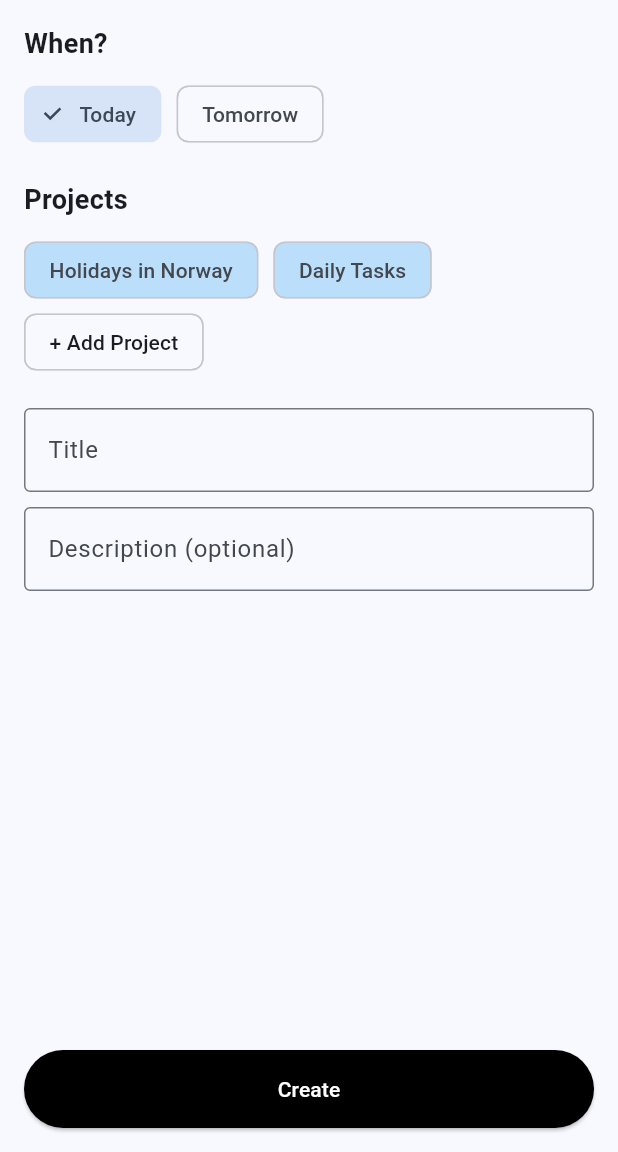
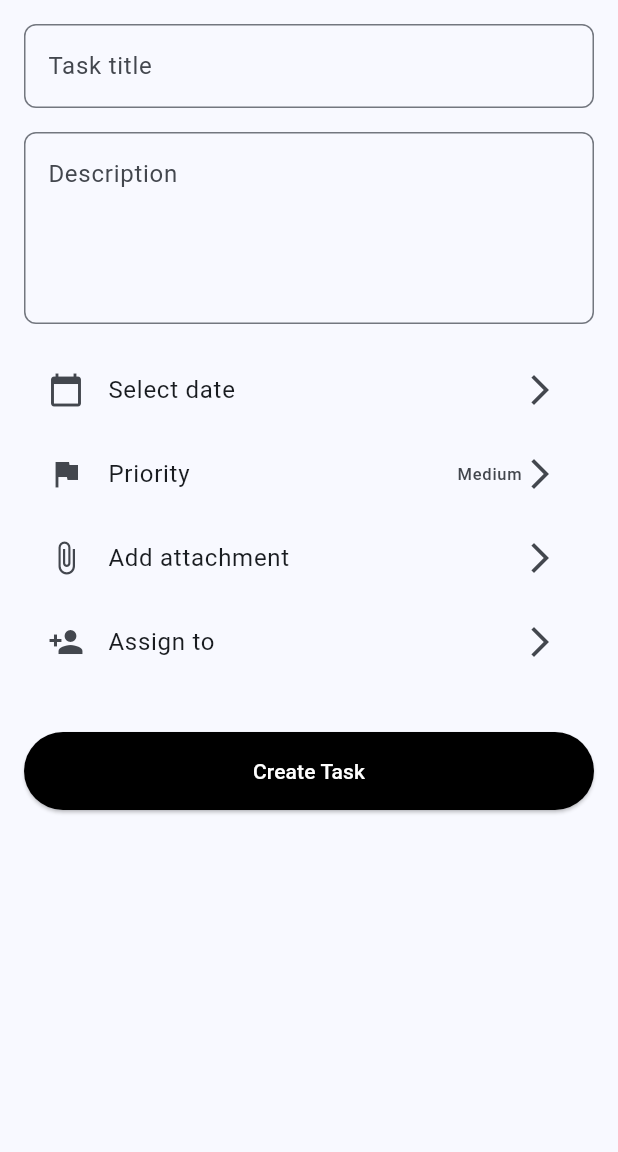
Before and after one commit to EderBla04/organize_me, a Flutter app: the NewTaskScreen screen opened directly, on a phone screen of 412 x 824 dp, the part 84-1236 px from its top. Run offline on Flutter 3.47's test engine with Material 3 defaults, Android fonts, the phone set to English and light mode, and no system bars; our stand-ins replace font_awesome_flutter.

Commit message:
cambios en las vistas,  se agrego depedencias

```diff
--- a/lib/views/home_screen.dart
+++ b/lib/views/home_screen.dart
@@ -1,5 +1,5 @@
 import 'package:flutter/material.dart';
-import 'package:organize_me/views/new_task_screen.dart';
+import 'package:organize_me/views/new_task_list_screen.dart';
 
 import 'package:organize_me/views/task_details_screen.dart';
 
@@ -23,7 +23,7 @@ class HomeScreen extends StatelessWidget {
               },
               icon: CircleAvatar(
                 backgroundImage: AssetImage(
-                    'assets/avatar.png'), // Usa tu imagen local o red
+                    'assets/icons/147144.png'), // Usa tu imagen local o red
               ),
               selectedIcon: SizedBox(width: 10),
             ),
@@ -89,7 +89,7 @@ class HomeScreen extends StatelessWidget {
           Navigator.push(
             context,
             MaterialPageRoute(
-              builder: (context) => NewTaskScreen(),
+              builder: (context) => NewTaskListScreen(),
             ),
           );
         },
--- a/lib/views/new_task_screen.dart
+++ b/lib/views/new_task_screen.dart
@@ -1,17 +1,17 @@
 import 'package:flutter/material.dart';
 
 class NewTaskScreen extends StatelessWidget {
+  // Constructor with key parameter
   const NewTaskScreen({super.key});
 
   @override
   Widget build(BuildContext context) {
     return Scaffold(
+      // Top navigation bar
       appBar: AppBar(
         leading: IconButton(
           icon: Icon(Icons.close),
-          onPressed: () {
-            Navigator.of(context).pop();
-          },
+          onPressed: () => Navigator.of(context).pop(),
         ),
         title: Text('New Task', style: TextStyle(fontWeight: FontWeight.bold)),
         centerTitle: true,
@@ -19,80 +19,84 @@ class NewTaskScreen extends StatelessWidget {
         elevation: 0,
         iconTheme: IconThemeData(color: Colors.black),
       ),
-      body: Padding(
-        padding: const EdgeInsets.all(16.0),
+      // Main content with scroll capability
+      body: SingleChildScrollView(
+        padding: EdgeInsets.all(16),
         child: Column(
           crossAxisAlignment: CrossAxisAlignment.start,
           children: [
-            // Date Selection
-            Text('When?',
-                style: TextStyle(fontSize: 18, fontWeight: FontWeight.bold)),
-            SizedBox(height: 10),
-            Row(
-              children: [
-                ChoiceChip(
-                  label: Text('Today'),
-                  selected: true,
-                  onSelected: (selected) {},
-                ),
-                SizedBox(width: 10),
-                ChoiceChip(
-                  label: Text('Tomorrow'),
-                  selected: false,
-                  onSelected: (selected) {},
-                ),
-              ],
-            ),
-            SizedBox(height: 20),
-            // Projects
-            Text('Projects',
-                style: TextStyle(fontSize: 18, fontWeight: FontWeight.bold)),
-            SizedBox(height: 10),
-            Wrap(
-              spacing: 10,
-              children: [
-                Chip(
-                  label: Text('Holidays in Norway'),
-                  backgroundColor: Colors.blue[100],
-                ),
-                Chip(
-                  label: Text('Daily Tasks'),
-                  backgroundColor: Colors.blue[100],
-                ),
-                ActionChip(
-                  label: Text('+ Add Project'),
-                  onPressed: () {},
-                ),
-              ],
-            ),
-            SizedBox(height: 20),
-            // Task Title
+            // Task title input field
             TextField(
               decoration: InputDecoration(
-                labelText: 'Title',
-                border: OutlineInputBorder(),
+                hintText: 'Task title',
+                border: OutlineInputBorder(
+                  borderRadius: BorderRadius.circular(8),
+                ),
               ),
             ),
-            SizedBox(height: 10),
-            // Task Description
+            SizedBox(height: 16),
+
+            // Task description input field (multiline)
             TextField(
+              maxLines: 4,
               decoration: InputDecoration(
-                labelText: 'Description (optional)',
-                border: OutlineInputBorder(),
+                hintText: 'Description',
+                border: OutlineInputBorder(
+                  borderRadius: BorderRadius.circular(8),
+                ),
               ),
             ),
-            Spacer(),
-            // Create Button
+            SizedBox(height: 16),
+
+            // Date selection option
+            ListTile(
+              leading: Icon(Icons.calendar_today),
+              title: Text('Select date'),
+              trailing: Icon(Icons.arrow_forward_ios),
+            ),
+
+            // Priority selection option
+            ListTile(
+              leading: Icon(Icons.flag),
+              title: Text('Priority'),
+              trailing: Row(
+                mainAxisSize: MainAxisSize.min,
+                children: [
+                  Text('Medium'),
+                  Icon(Icons.arrow_forward_ios),
+                ],
+              ),
+            ),
+
+            // Attachment option
+            ListTile(
+              leading: Icon(Icons.attach_file),
+              title: Text('Add attachment'),
+              trailing: Icon(Icons.arrow_forward_ios),
+            ),
+
+            // Assign to option
+            ListTile(
+              leading: Icon(Icons.person_add),
+              title: Text('Assign to'),
+              trailing: Icon(Icons.arrow_forward_ios),
+            ),
+
+            SizedBox(height: 32),
+
+            // Create task button
             SizedBox(
-              width: double.infinity,
+              width: double.infinity, // Makes button full width
               child: ElevatedButton(
-                onPressed: () {},
+                onPressed: () => Navigator.of(context).pop(),
+                child: Padding(
+                  padding: EdgeInsets.symmetric(vertical: 16),
+                  child: Text('Create Task'),
+                ),
                 style: ElevatedButton.styleFrom(
                   backgroundColor: Colors.black,
                   foregroundColor: Colors.white,
-                  padding: EdgeInsets.symmetric(vertical: 16),
                 ),
-                child: Text('Create'),
               ),
             ),
           ],
--- a/lib/views/task_details_screen.dart
+++ b/lib/views/task_details_screen.dart
@@ -1,5 +1,6 @@
 import 'package:flutter/material.dart';
 import 'package:organize_me/views/home_screen.dart';
+import 'package:organize_me/views/new_task_screen.dart';
 
 class TaskDetailsScreen extends StatelessWidget {
   const TaskDetailsScreen({super.key});
@@ -98,7 +99,10 @@ class TaskDetailsScreen extends StatelessWidget {
         ],
       ),
       floatingActionButton: FloatingActionButton(
-        onPressed: () {},
+        onPressed: () {
+          Navigator.push(context,
+              MaterialPageRoute(builder: (context) => NewTaskScreen()));
+        },
         backgroundColor: Colors.black,
         child: Icon(Icons.add, color: Colors.white),
       ),
--- a/pubspec.yaml
+++ b/pubspec.yaml
@@ -31,9 +31,12 @@ dependencies:
   flutter:
     sdk: flutter
 
+
   # The following adds the Cupertino Icons font to your application.
   # Use with the CupertinoIcons class for iOS style icons.
+  font_awesome_flutter: ^10.8.0
   cupertino_icons: ^1.0.8
+  url_launcher: ^6.1.10
 
 dev_dependencies:
   flutter_test:
@@ -60,6 +63,7 @@ flutter:
   assets:
     - assets/images/logo.png
     - assets/icons/147144.png
+    - assets/images/logoApp.jpeg
 
 
 
```
Also changed, not shown: lib/views/about_screen.dart (+93 -3 lines), lib/views/login_screen.dart (+7 -68 lines), lib/views/new_task_list_screen.dart (added, +104 -0 lines), assets/images/logoApp.jpeg (added), pubspec.lock, 5 other files.
